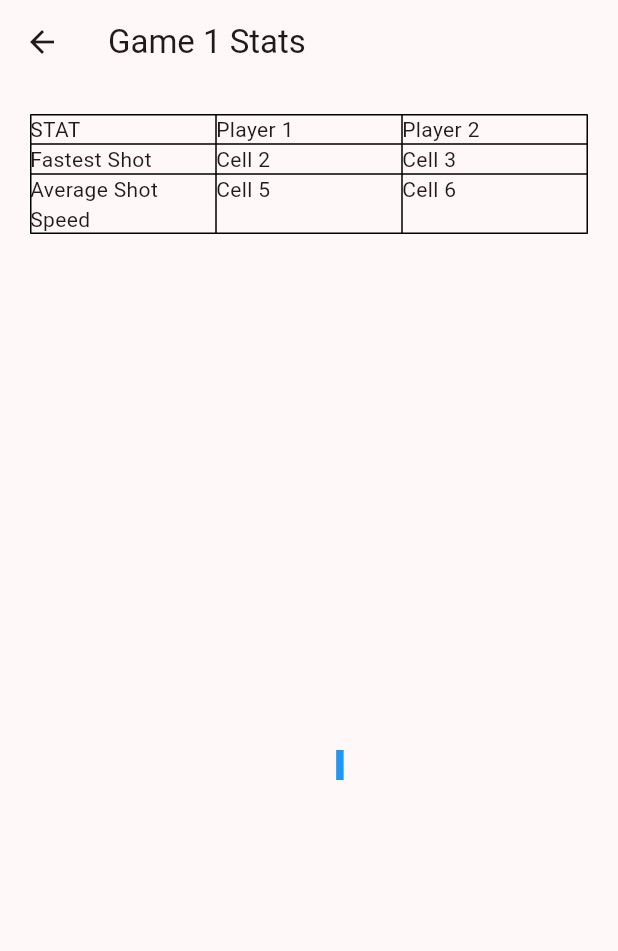
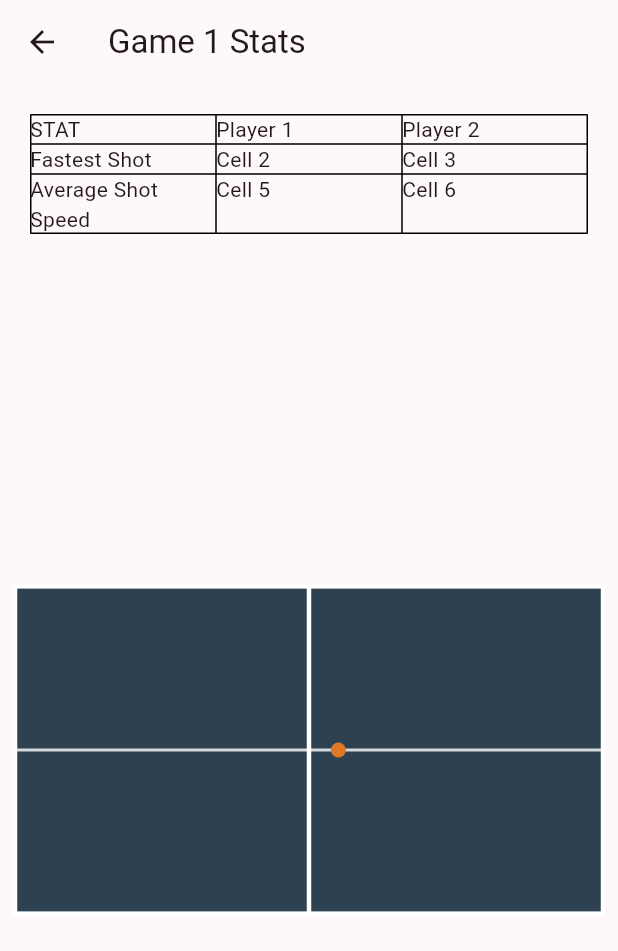
Before and after one commit to EitanTreiger/Ping-Pong, a Flutter app: the GameNavigationItem widget shown alone on an empty page, opened directly with empty values, after a tap on an icon or button, on a phone screen of 412 x 824 dp. Shown: the top 951 px of the screen. Run offline on Flutter 3.47's test engine with Material 3 defaults, Android fonts, the phone set to English and light mode, and no system bars; our stand-ins replace camera, fluttertoast, permission_handler.

Commit message:
Added basic visualisation (without data)

```diff
--- a/flutter_ping_pong_test_1/lib/game_view.dart
+++ b/flutter_ping_pong_test_1/lib/game_view.dart
@@ -1,7 +1,7 @@
 import 'package:flutter/material.dart';
-import 'package:fluttertoast/fluttertoast.dart';
 import 'data_storage.dart';
 import 'dart:async';
+import 'stats_page.dart';
 
 class HistoryPage extends StatefulWidget {
   const HistoryPage({super.key});
@@ -53,9 +53,9 @@ class GameNavigationItemState extends State<GameNavigationItem> {
   @override
   Widget build(BuildContext context) {
     return InkWell(
-      onTap: () {
+      /* onTap: () {
         Fluttertoast.showToast(msg: "Container tapped!");
-      },
+      }, */
       child: ElevatedButton(
         child: Text('Game ${widget.index + 1}'),
         onPressed: () {
@@ -70,106 +70,3 @@ class GameNavigationItemState extends State<GameNavigationItem> {
     );
   }
 }
-
-class StatisticsPage extends StatefulWidget {
-  final int index;
-
-  const StatisticsPage({super.key, required this.index});
-
-  @override
-  StatisticsPageState createState() => StatisticsPageState();
-}
-
-class StatisticsPageState extends State<StatisticsPage>
-    with SingleTickerProviderStateMixin {
-  late AnimationController _controller;
-  late Animation<double> _animation;
-
-  @override
-  void initState() {
-    super.initState();
-    _controller = AnimationController(
-      vsync: this,
-      duration: Duration(seconds: 2),
-    )..repeat(reverse: true);
-    _animation = Tween<double>(begin: 0.0, end: 1.0).animate(_controller);
-  }
-
-  @override
-  void dispose() {
-    _controller.dispose();
-    super.dispose();
-  }
-
-  @override
-  Widget build(BuildContext context) {
-    return Scaffold(
-      appBar: AppBar(
-        title: Text('Game ${widget.index + 1} Stats'),
-      ),
-      body: Column(
-        children: [
-          Container(
-            padding: EdgeInsets.all(20.0),
-            child: Table(
-              border: TableBorder.all(color: Colors.black),
-              children: [
-                TableRow(children: [
-                  Text('STAT'),
-                  Text('Player 1'),
-                  Text('Player 2'),
-                ]),
-                TableRow(children: [
-                  Text('Fastest Shot'),
-                  Text('Cell 2'),
-                  Text('Cell 3'),
-                ]),
-                TableRow(children: [
-                  Text('Average Shot Speed'),
-                  Text('Cell 5'),
-                  Text('Cell 6'),
-                ])
-              ],
-            ),
-          ),
-          Expanded(
-            child: AnimatedBuilder(
-              animation: _animation,
-              builder: (context, child) {
-                return CustomPaint(
-                  painter: LinePainter(_animation.value),
-                  child: Container(),
-                );
-              },
-            ),
-          ),
-        ],
-      ),
-    );
-  }
-}
-
-class LinePainter extends CustomPainter {
-  final double position;
-
-  LinePainter(this.position);
-
-  @override
-  void paint(Canvas canvas, Size size) {
-    final paint = Paint()
-      ..color = Colors.blue
-      ..strokeWidth = 5.0;
-
-    final startX = size.width * position;
-    final startY = size.height / 2;
-    final endX = size.width * position;
-    final endY = size.height / 2 + 20;
-
-    canvas.drawLine(Offset(startX, startY), Offset(endX, endY), paint);
-  }
-
-  @override
-  bool shouldRepaint(covariant CustomPainter oldDelegate) {
-    return true;
-  }
-}
--- /dev/null
+++ b/flutter_ping_pong_test_1/lib/stats_page.dart
@@ -0,0 +1,222 @@
+import 'package:flutter/material.dart';
+//import 'data_storage.dart';
+
+class StatisticsPage extends StatefulWidget {
+  final int index;
+
+  const StatisticsPage({super.key, required this.index});
+
+  @override
+  StatisticsPageState createState() => StatisticsPageState();
+}
+
+/*
+class StatisticsPage extends StatefulWidget {
+  final int index;
+
+  const StatisticsPage({super.key, required this.index});
+
+  @override
+  StatisticsPageState createState() => StatisticsPageState();
+}
+
+class StatisticsPageState extends State<StatisticsPage>
+    with SingleTickerProviderStateMixin {
+  late AnimationController _controller;
+  late Animation<double> _animation;
+
+  @override
+  void initState() {
+    super.initState();
+    _controller = AnimationController(
+      vsync: this,
+      duration: Duration(seconds: 2),
+    )..repeat(reverse: true);
+    _animation = Tween<double>(begin: 0.0, end: 1.0).animate(_controller);
+  }
+
+  @override
+  void dispose() {
+    _controller.dispose();
+    super.dispose();
+  }
+
+  @override
+  Widget build(BuildContext context) {
+    return Scaffold(
+      appBar: AppBar(
+        title: Text('Game ${widget.index + 1} Stats'),
+      ),
+      body: Column(
+        children: [
+          Container(
+            padding: EdgeInsets.all(20.0),
+            child: Table(
+              border: TableBorder.all(color: Colors.black),
+              children: [
+                TableRow(children: [
+                  Text('STAT'),
+                  Text('Player 1'),
+                  Text('Player 2'),
+                ]),
+                TableRow(children: [
+                  Text('Fastest Shot'),
+                  Text('Cell 2'),
+                  Text('Cell 3'),
+                ]),
+                TableRow(children: [
+                  Text('Average Shot Speed'),
+                  Text('Cell 5'),
+                  Text('Cell 6'),
+                ])
+              ],
+            ),
+          ),
+          Expanded(
+            child: AnimatedBuilder(
+              animation: _animation,
+              builder: (context, child) {
+                return CustomPaint(
+                  painter: LinePainter(_animation.value),
+                  child: Container(),
+                );
+              },
+            ),
+          ),
+        ],
+      ),
+    );
+  }
+}
+*/
+
+class StatisticsPageState extends State<StatisticsPage>
+    with SingleTickerProviderStateMixin {
+  late AnimationController _controller;
+  late Animation<double> _animation;
+
+  @override
+  void initState() {
+    super.initState();
+    _controller = AnimationController(
+      vsync: this,
+      duration: Duration(seconds: 2),
+    )..repeat(reverse: true);
+    _animation = Tween<double>(begin: 0.0, end: 1.0).animate(_controller);
+  }
+
+  @override
+  void dispose() {
+    _controller.dispose();
+    super.dispose();
+  }
+
+  @override
+  Widget build(BuildContext context) {
+    return Scaffold(
+      appBar: AppBar(
+        title: Text('Game ${widget.index + 1} Stats'),
+      ),
+      body: Column(
+        children: [
+          Container(
+            padding: EdgeInsets.all(20.0),
+            child: Table(
+              border: TableBorder.all(color: Colors.black),
+              children: [
+                TableRow(children: [
+                  Text('STAT'),
+                  Text('Player 1'),
+                  Text('Player 2'),
+                ]),
+                TableRow(children: [
+                  Text('Fastest Shot'),
+                  Text('Cell 2'),
+                  Text('Cell 3'),
+                ]),
+                TableRow(children: [
+                  Text('Average Shot Speed'),
+                  Text('Cell 5'),
+                  Text('Cell 6'),
+                ])
+              ],
+            ),
+          ),
+          Expanded(
+            child: AnimatedBuilder(
+              animation: _animation,
+              builder: (context, child) {
+                return CustomPaint(
+                  painter: LinePainter(_animation.value),
+                  child: Container(),
+                );
+              },
+            ),
+          ),
+        ],
+      ),
+    );
+  }
+}
+
+class LinePainter extends CustomPainter {
+  final double position;
+
+  LinePainter(this.position);
+
+  @override
+  void paint(Canvas canvas, Size size) {
+    const tableWidthRatio = 2740;
+    const tableHeightRatio = 1525;
+    const tableAspectRatio = tableWidthRatio / tableHeightRatio;
+
+    double tableWidth;
+    double tableHeight;
+
+    if (size.width / size.height > tableAspectRatio) {
+      tableHeight = size.height;
+      tableWidth = tableHeight * tableAspectRatio;
+    } else {
+      tableWidth = size.width - 20;
+      tableHeight = tableWidth / tableAspectRatio;
+    }
+
+    final tableLeft = (size.width - tableWidth) / 2;
+    final tableTop = (size.height - tableHeight) / 2;
+
+    final tablePaint = Paint()..color = const Color.fromARGB(255, 45, 65, 80);//const Color.fromARGB(255, 87, 103, 113);
+    final tableRect = Rect.fromLTWH(tableLeft, tableTop, tableWidth, tableHeight);
+    canvas.drawRect(tableRect, tablePaint);
+
+    final linePaint = Paint()
+      ..color = Colors.white
+      ..strokeWidth = 3.0;
+
+    canvas.drawRect(tableRect, linePaint..style = PaintingStyle.stroke);
+
+    final centerLineStart = Offset(tableLeft + tableWidth / 2, tableTop);
+    final centerLineEnd = Offset(tableLeft + tableWidth / 2, tableTop + tableHeight);
+    canvas.drawLine(centerLineStart, centerLineEnd, linePaint);
+
+    final netPaint = Paint()
+      ..color = Colors.white.withValues(alpha: 0.8)
+      ..strokeWidth = 2.0;
+    final netStart = Offset(tableLeft, tableTop + tableHeight / 2);
+    final netEnd = Offset(tableLeft + tableWidth, tableTop + tableHeight / 2);
+    canvas.drawLine(netStart, netEnd, netPaint);
+
+    final ballPaint = Paint()
+      ..color = Color.fromARGB(255, 225, 120, 35)
+      ..strokeWidth = 5.0;
+
+    final X = tableWidth * position + tableLeft;
+    final Y = size.height / 2;
+
+    canvas.drawCircle(Offset(X, Y), 5, ballPaint);
+  }
+
+  @override
+  bool shouldRepaint(covariant CustomPainter oldDelegate) {
+    return true;
+  }
+}
--- a/flutter_ping_pong_test_1/pubspec.yaml
+++ b/flutter_ping_pong_test_1/pubspec.yaml
@@ -42,6 +42,7 @@ dependencies:
   flutter_rotation_sensor: ^0.2.0
   share_plus: ^12.0.1
   http: ^1.6.0
+  provider: ^6.1.5+1
 
 dev_dependencies:
   flutter_test:
```
Also changed, not shown: flutter_ping_pong_test_1/pubspec.lock.
